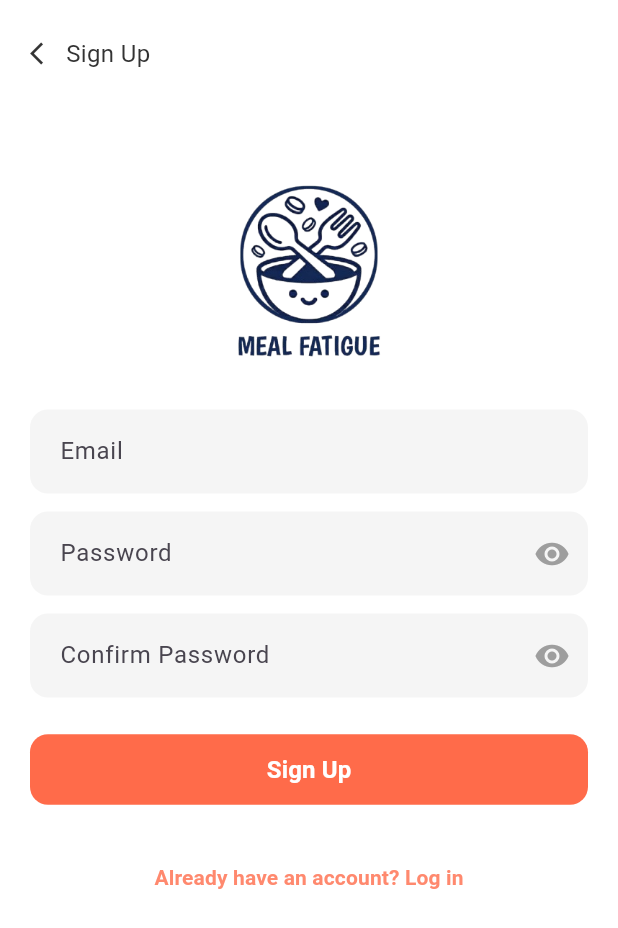
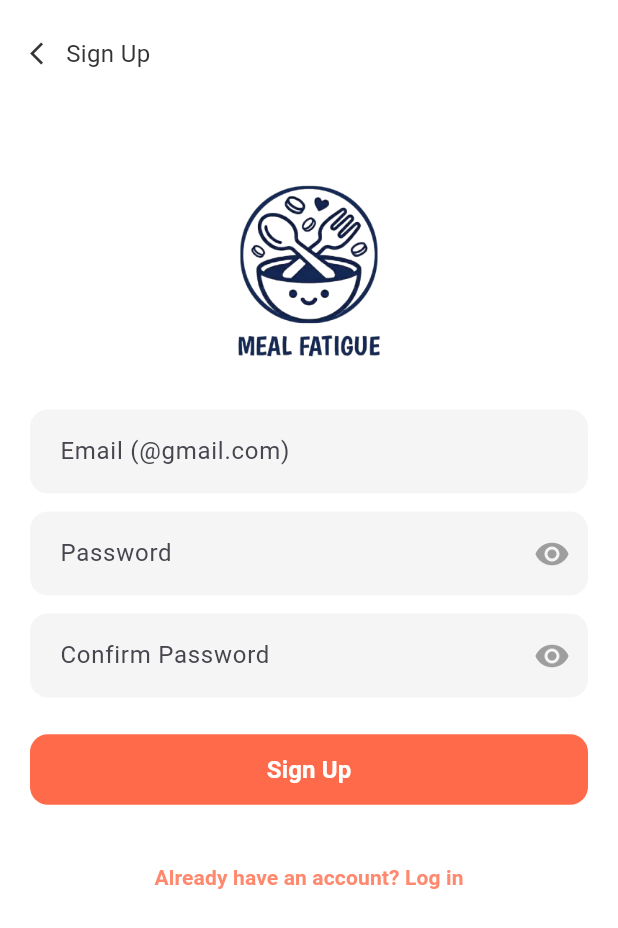
Before and after one commit to RezaMahendras/mealfatigue_app, a Flutter app: the SignupPage screen opened by its route, on a phone screen of 412 x 824 dp. Shown: the top 928 px of the screen. Run offline on Flutter 3.47's test engine with Material 3 defaults, Android fonts, the phone set to English and light mode, and no system bars; our stand-ins replace image_picker, shared_preferences, sqflite, video_player; accounts and stored records are empty.

Commit message:
Update signup_page.dart

```diff
--- a/lib/pages/account/signup_page.dart
+++ b/lib/pages/account/signup_page.dart
@@ -22,16 +22,27 @@ class _SignupPageState extends State<SignupPage> {
   static const primaryOrange = Color(0xFFFF6B4A);
 
   void _handleSignup() async {
+    // Mengambil text dan menghapus spasi di awal/akhir
     String email = emailCtrl.text.trim();
     String pass = passCtrl.text.trim();
     String confirm = confirmCtrl.text.trim();
 
+    // 1. Validasi Input Kosong
     if (email.isEmpty || pass.isEmpty || confirm.isEmpty) {
       ScaffoldMessenger.of(context).showSnackBar(
           const SnackBar(content: Text('Please fill all fields')));
       return;
     }
 
+    // 2. Validasi Email harus @gmail.com (BARU DITAMBAHKAN)
+    // Menggunakan toLowerCase() agar user yang mengetik @Gmail.com tetap diterima
+    if (!email.toLowerCase().endsWith('@gmail.com')) {
+      ScaffoldMessenger.of(context).showSnackBar(
+          const SnackBar(content: Text('Registration is restricted to @gmail.com only')));
+      return;
+    }
+
+    // 3. Validasi Password Match
     if (pass != confirm) {
       ScaffoldMessenger.of(context).showSnackBar(
           const SnackBar(content: Text('Passwords do not match')));
@@ -137,7 +148,9 @@ class _SignupPageState extends State<SignupPage> {
                 // Form Input Email
                 TextField(
                     controller: emailCtrl,
-                    decoration: inputDecoration.copyWith(hintText: 'Email')
+                    // Mengubah keyboard type agar tombol @ muncul lebih mudah
+                    keyboardType: TextInputType.emailAddress,
+                    decoration: inputDecoration.copyWith(hintText: 'Email (@gmail.com)')
                 ),
                 const SizedBox(height: 12),
 
```
